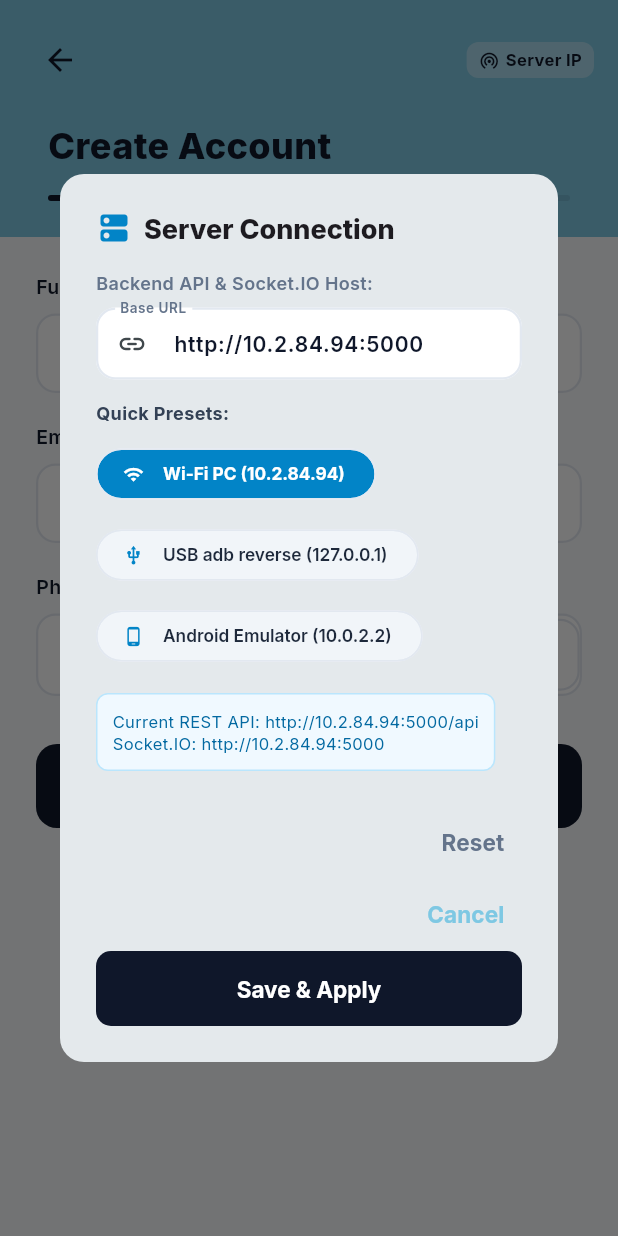
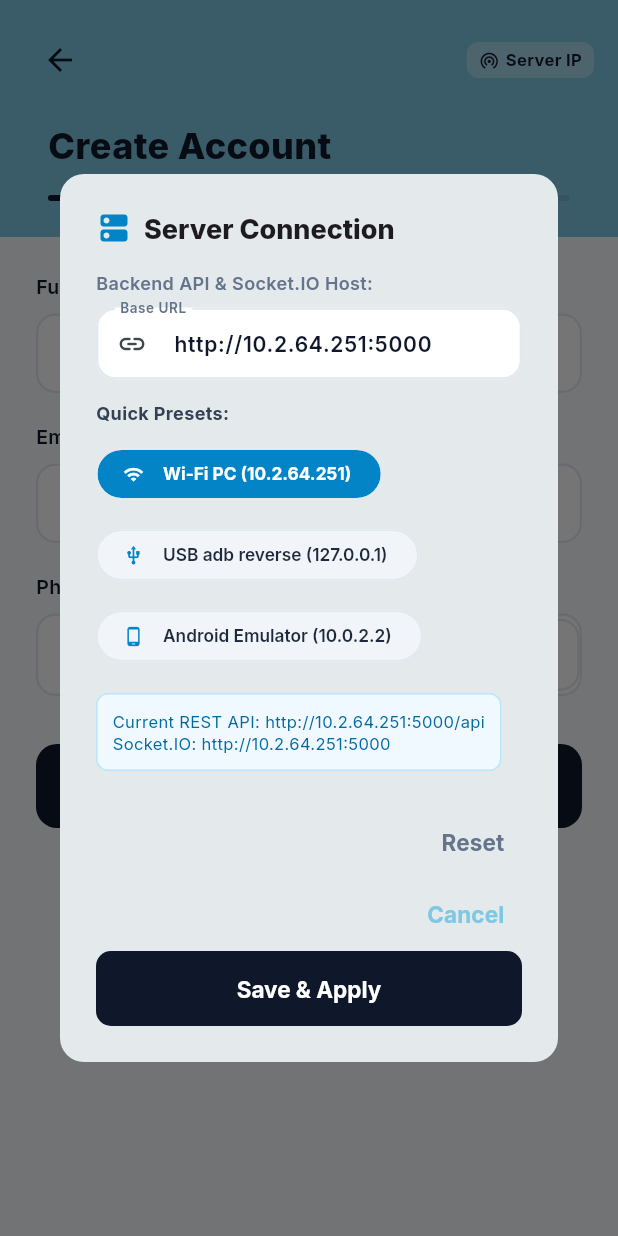
Before and after one commit to niletechx/LINC, a Flutter app: the SignupScreen screen opened by its route, after a tap on "Server IP", on a phone screen of 412 x 824 dp. Run offline on Flutter 3.47's test engine with Material 3 defaults, Android fonts, the phone set to English and light mode, and no system bars; our stand-ins replace dio, flutter_riverpod, go_router, google_fonts, shared_preferences, socket_io_client; accounts and stored records are empty.

Commit message:
fix(config): auto downgrade https to http for local development IPs and update wifi host preset

```diff
--- a/client/mobile/lib/config/app_config.dart
+++ b/client/mobile/lib/config/app_config.dart
@@ -11,7 +11,7 @@ import '../services/storage_service.dart';
 class AppConfig {
   AppConfig._();
 
-  static const String defaultDevHost = '10.2.84.94:5000';
+  static const String defaultDevHost = '10.2.64.251:5000';
   static const String _envBaseUrl = String.fromEnvironment('BASE_URL');
 
   static String? _overrideBaseUrl;
@@ -87,6 +87,13 @@ class AppConfig {
     if (!trimmed.startsWith('http://') && !trimmed.startsWith('https://')) {
       trimmed = 'http://$trimmed';
     }
+    // Development servers on local network / localhost use HTTP, not HTTPS
+    if (trimmed.startsWith('https://127.0.0.1') ||
+        trimmed.startsWith('https://localhost') ||
+        trimmed.startsWith('https://10.') ||
+        trimmed.startsWith('https://192.168.')) {
+      trimmed = trimmed.replaceFirst('https://', 'http://');
+    }
     while (trimmed.endsWith('/')) {
       trimmed = trimmed.substring(0, trimmed.length - 1);
     }
--- a/client/mobile/lib/widgets/server_config_dialog.dart
+++ b/client/mobile/lib/widgets/server_config_dialog.dart
@@ -76,8 +76,8 @@ class _ServerConfigDialogState extends State<ServerConfigDialog> {
               runSpacing: 6,
               children: [
                 _buildPresetChip(
-                  label: 'Wi-Fi PC (10.2.84.94)',
-                  url: 'http://10.2.84.94:5000',
+                  label: 'Wi-Fi PC (10.2.64.251)',
+                  url: 'http://10.2.64.251:5000',
                   icon: Icons.wifi,
                 ),
                 _buildPresetChip(
```
